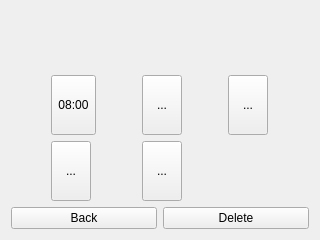
Above: plugins/clockplugin/alarmdetails.ui from mysmartgrid/chumby-controlpanel before the change. Below: the same form after it.
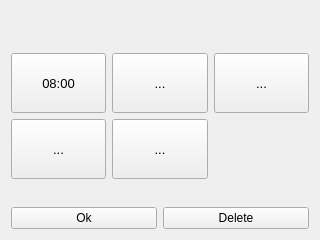
That is the form after the change. Icons and pictures are not drawn.

Commit message: [clockplugin] icons added for plugin and alarmdetails

Patch:
```diff
--- a/plugins/clockplugin/alarmdetails.ui
+++ b/plugins/clockplugin/alarmdetails.ui
@@ -13,7 +13,7 @@
   <property name="windowTitle">
    <string>Form</string>
   </property>
-  <layout class="QVBoxLayout" name="verticalLayout" stretch="0,10,0">
+  <layout class="QVBoxLayout" name="verticalLayout" stretch="0,0,10,0,0">
    <item>
     <widget class="QLabel" name="nameLabel">
      <property name="text">
@@ -21,12 +21,136 @@
      </property>
     </widget>
    </item>
+   <item>
+    <spacer name="verticalSpacer_2">
+     <property name="orientation">
+      <enum>Qt::Vertical</enum>
+     </property>
+     <property name="sizeHint" stdset="0">
+      <size>
+       <width>20</width>
+       <height>40</height>
+      </size>
+     </property>
+    </spacer>
+   </item>
    <item>
     <layout class="QGridLayout" name="gridLayout">
+     <item row="1" column="1">
+      <widget class="QToolButton" name="ringtoneButton">
+       <property name="sizePolicy">
+        <sizepolicy hsizetype="Expanding" vsizetype="Expanding">
+         <horstretch>0</horstretch>
+         <verstretch>0</verstretch>
+        </sizepolicy>
+       </property>
+       <property name="minimumSize">
+        <size>
+         <width>40</width>
+         <height>60</height>
+        </size>
+       </property>
+       <property name="font">
+        <font>
+         <pointsize>10</pointsize>
+        </font>
+       </property>
+       <property name="text">
+        <string>...</string>
+       </property>
+       <property name="icon">
+        <iconset resource="clockplugin.qrc">
+         <normaloff>:/icons/resources/ringtone.png</normaloff>:/icons/resources/ringtone.png</iconset>
+       </property>
+       <property name="iconSize">
+        <size>
+         <width>32</width>
+         <height>32</height>
+        </size>
+       </property>
+       <property name="toolButtonStyle">
+        <enum>Qt::ToolButtonTextUnderIcon</enum>
+       </property>
+      </widget>
+     </item>
+     <item row="1" column="2">
+      <widget class="QToolButton" name="dayButton">
+       <property name="sizePolicy">
+        <sizepolicy hsizetype="Expanding" vsizetype="Expanding">
+         <horstretch>0</horstretch>
+         <verstretch>0</verstretch>
+        </sizepolicy>
+       </property>
+       <property name="minimumSize">
+        <size>
+         <width>40</width>
+         <height>60</height>
+        </size>
+       </property>
+       <property name="font">
+        <font>
+         <pointsize>10</pointsize>
+        </font>
+       </property>
+       <property name="text">
+        <string>...</string>
+       </property>
+       <property name="icon">
+        <iconset resource="clockplugin.qrc">
+         <normaloff>:/icons/resources/days.png</normaloff>:/icons/resources/days.png</iconset>
+       </property>
+       <property name="iconSize">
+        <size>
+         <width>32</width>
+         <height>32</height>
+        </size>
+       </property>
+       <property name="toolButtonStyle">
+        <enum>Qt::ToolButtonTextUnderIcon</enum>
+       </property>
+      </widget>
+     </item>
+     <item row="2" column="0">
+      <widget class="QToolButton" name="snoozeButton">
+       <property name="sizePolicy">
+        <sizepolicy hsizetype="Expanding" vsizetype="Expanding">
+         <horstretch>0</horstretch>
+         <verstretch>0</verstretch>
+        </sizepolicy>
+       </property>
+       <property name="minimumSize">
+        <size>
+         <width>40</width>
+         <height>60</height>
+        </size>
+       </property>
+       <property name="font">
+        <font>
+         <pointsize>10</pointsize>
+        </font>
+       </property>
+       <property name="text">
+        <string>...</string>
+       </property>
+       <property name="icon">
+        <iconset resource="clockplugin.qrc">
+         <normaloff>:/icons/resources/snooze.png</normaloff>:/icons/resources/snooze.png</iconset>
+       </property>
+       <property name="iconSize">
+        <size>
+         <width>32</width>
+         <height>32</height>
+        </size>
+       </property>
+       <property name="toolButtonStyle">
+        <enum>Qt::ToolButtonTextUnderIcon</enum>
+       </property>
+      </widget>
+     </item>
      <item row="1" column="0">
       <widget class="QToolButton" name="timeButton">
        <property name="sizePolicy">
-        <sizepolicy hsizetype="Fixed" vsizetype="Fixed">
+        <sizepolicy hsizetype="Expanding" vsizetype="Expanding">
          <horstretch>0</horstretch>
          <verstretch>0</verstretch>
         </sizepolicy>
@@ -37,9 +161,24 @@
          <height>60</height>
         </size>
        </property>
+       <property name="font">
+        <font>
+         <pointsize>10</pointsize>
+        </font>
+       </property>
        <property name="text">
         <string>08:00</string>
        </property>
+       <property name="icon">
+        <iconset resource="clockplugin.qrc">
+         <normaloff>:/icons/resources/clock.png</normaloff>:/icons/resources/clock.png</iconset>
+       </property>
+       <property name="iconSize">
+        <size>
+         <width>32</width>
+         <height>32</height>
+        </size>
+       </property>
        <property name="toolButtonStyle">
         <enum>Qt::ToolButtonTextUnderIcon</enum>
        </property>
@@ -48,7 +187,7 @@
      <item row="2" column="1">
       <widget class="QToolButton" name="volumeButton">
        <property name="sizePolicy">
-        <sizepolicy hsizetype="Fixed" vsizetype="Fixed">
+        <sizepolicy hsizetype="Expanding" vsizetype="Expanding">
          <horstretch>0</horstretch>
          <verstretch>0</verstretch>
         </sizepolicy>
@@ -59,74 +198,22 @@
          <height>60</height>
         </size>
        </property>
-       <property name="text">
-        <string>...</string>
+       <property name="font">
+        <font>
+         <pointsize>10</pointsize>
+        </font>
        </property>
-       <property name="toolButtonStyle">
-        <enum>Qt::ToolButtonTextUnderIcon</enum>
-       </property>
-      </widget>
-     </item>
-     <item row="1" column="1">
-      <widget class="QToolButton" name="ringtoneButton">
-       <property name="sizePolicy">
-        <sizepolicy hsizetype="Fixed" vsizetype="Fixed">
-         <horstretch>0</horstretch>
-         <verstretch>0</verstretch>
-        </sizepolicy>
-       </property>
-       <property name="minimumSize">
-        <size>
-         <width>40</width>
-         <height>60</height>
-        </size>
-       </property>
        <property name="text">
         <string>...</string>
        </property>
        <property name="toolButtonStyle">
         <enum>Qt::ToolButtonTextUnderIcon</enum>
        </property>
-      </widget>
-     </item>
-     <item row="2" column="0">
-      <widget class="QToolButton" name="snoozeButton">
-       <property name="sizePolicy">
-        <sizepolicy hsizetype="Fixed" vsizetype="Fixed">
-         <horstretch>0</horstretch>
-         <verstretch>0</verstretch>
-        </sizepolicy>
-       </property>
-       <property name="minimumSize">
+       <property name="iconSize">
         <size>
-         <width>40</width>
-         <height>60</height>
+         <width>32</width>
+         <height>32</height>
         </size>
-       </property>
-       <property name="text">
-        <string>...</string>
-       </property>
-       <property name="toolButtonStyle">
-        <enum>Qt::ToolButtonTextUnderIcon</enum>
-       </property>
-      </widget>
-     </item>
-     <item row="1" column="2">
-      <widget class="QToolButton" name="dayButton">
-       <property name="sizePolicy">
-        <sizepolicy hsizetype="Fixed" vsizetype="Fixed">
-         <horstretch>0</horstretch>
-         <verstretch>0</verstretch>
-        </sizepolicy>
-       </property>
-       <property name="minimumSize">
-        <size>
-         <width>40</width>
-         <height>60</height>
-        </size>
-       </property>
-       <property name="text">
-        <string>...</string>
        </property>
        <property name="toolButtonStyle">
         <enum>Qt::ToolButtonTextUnderIcon</enum>
@@ -135,12 +222,25 @@
      </item>
     </layout>
    </item>
+   <item>
+    <spacer name="verticalSpacer">
+     <property name="orientation">
+      <enum>Qt::Vertical</enum>
+     </property>
+     <property name="sizeHint" stdset="0">
+      <size>
+       <width>20</width>
+       <height>40</height>
+      </size>
+     </property>
+    </spacer>
+   </item>
    <item>
     <layout class="QHBoxLayout" name="horizontalLayout" stretch="0,0">
      <item>
       <widget class="QPushButton" name="backButton">
        <property name="text">
-        <string>Back</string>
+        <string>Ok</string>
        </property>
       </widget>
      </item>
```
Left out of the diff: 9 changed lines with no effect on the pictures. The commit also changes 8 other files.
